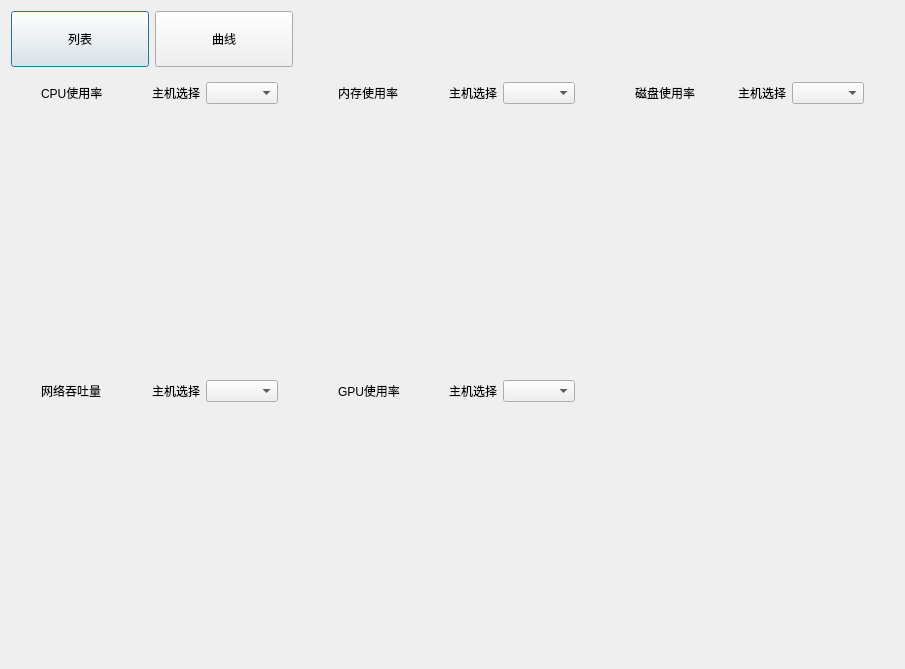
Old version of the form digitalIntegration/ResourceManageDialog.ui in the repository jiaqingguo/DI.
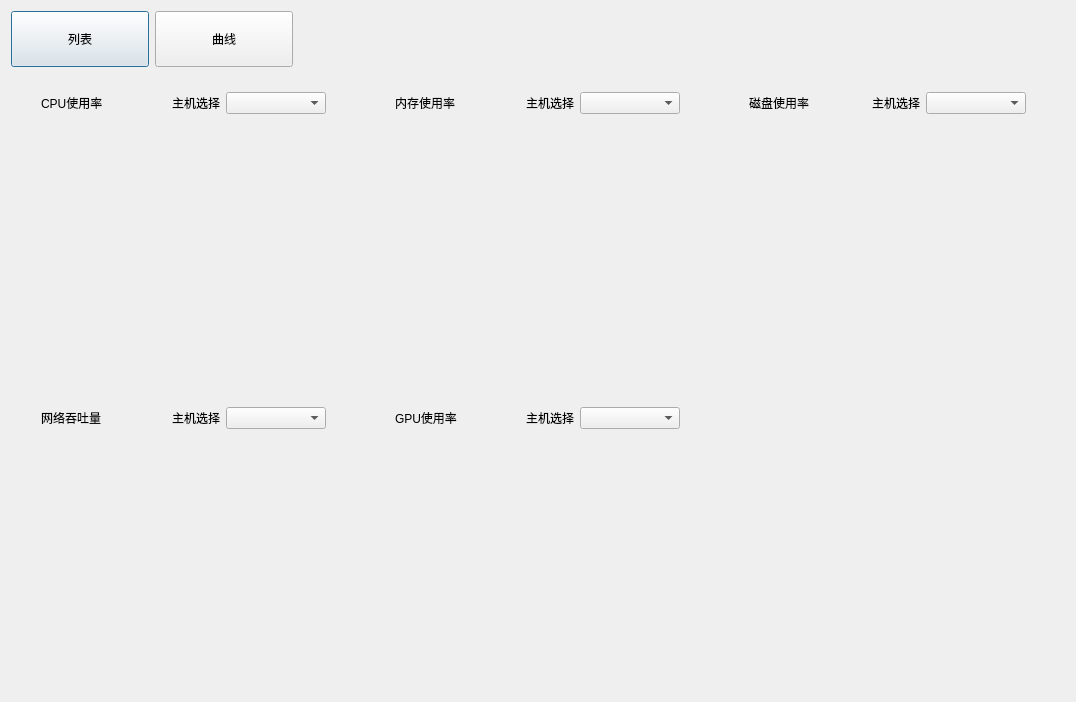
New version of the form.

Commit message: 资源管理ui调整

What changed in the file:
```diff
--- a/digitalIntegration/ResourceManageDialog.ui
+++ b/digitalIntegration/ResourceManageDialog.ui
@@ -6,8 +6,8 @@
    <rect>
     <x>0</x>
     <y>0</y>
-    <width>905</width>
-    <height>669</height>
+    <width>1076</width>
+    <height>702</height>
    </rect>
   </property>
   <property name="windowTitle">
@@ -173,12 +173,18 @@
              <property name="leftMargin">
               <number>30</number>
              </property>
+             <property name="topMargin">
+              <number>19</number>
+             </property>
              <property name="rightMargin">
-              <number>30</number>
+              <number>39</number>
              </property>
              <property name="bottomMargin">
               <number>40</number>
              </property>
+             <property name="verticalSpacing">
+              <number>10</number>
+             </property>
              <item row="0" column="0">
               <widget class="QLabel" name="label">
                <property name="text">
@@ -207,19 +213,32 @@
               </widget>
              </item>
              <item row="0" column="3">
-              <widget class="QComboBox" name="comboBox1"/>
+              <widget class="QComboBox" name="comboBox1">
+               <property name="sizePolicy">
+                <sizepolicy hsizetype="Expanding" vsizetype="Fixed">
+                 <horstretch>0</horstretch>
+                 <verstretch>0</verstretch>
+                </sizepolicy>
+               </property>
+               <property name="minimumSize">
+                <size>
+                 <width>100</width>
+                 <height>0</height>
+                </size>
+               </property>
+              </widget>
              </item>
              <item row="1" column="0" colspan="4">
               <widget class="QWidget" name="widgetCpu" native="true">
                <layout class="QGridLayout" name="gridLayout_11">
                 <property name="leftMargin">
-                 <number>13</number>
+                 <number>0</number>
                 </property>
                 <property name="topMargin">
-                 <number>35</number>
+                 <number>0</number>
                 </property>
                 <property name="rightMargin">
-                 <number>28</number>
+                 <number>0</number>
                 </property>
                 <property name="bottomMargin">
                  <number>0</number>
@@ -237,14 +256,17 @@
               <number>30</number>
              </property>
              <property name="topMargin">
-              <number>9</number>
+              <number>19</number>
              </property>
              <property name="rightMargin">
-              <number>30</number>
+              <number>39</number>
              </property>
              <property name="bottomMargin">
               <number>40</number>
              </property>
+             <property name="verticalSpacing">
+              <number>10</number>
+             </property>
              <item row="0" column="0">
               <widget class="QLabel" name="label_3">
                <property name="text">
@@ -273,19 +295,32 @@
               </widget>
              </item>
              <item row="0" column="3">
-              <widget class="QComboBox" name="comboBox2"/>
+              <widget class="QComboBox" name="comboBox2">
+               <property name="sizePolicy">
+                <sizepolicy hsizetype="Expanding" vsizetype="Fixed">
+                 <horstretch>0</horstretch>
+                 <verstretch>0</verstretch>
+                </sizepolicy>
+               </property>
+               <property name="minimumSize">
+                <size>
+                 <width>100</width>
+                 <height>0</height>
+                </size>
+               </property>
+              </widget>
              </item>
              <item row="1" column="0" colspan="4">
               <widget class="QWidget" name="widgetMemory" native="true">
                <layout class="QGridLayout" name="gridLayout_12">
                 <property name="leftMargin">
-                 <number>13</number>
+                 <number>0</number>
                 </property>
                 <property name="topMargin">
-                 <number>35</number>
+                 <number>0</number>
                 </property>
                 <property name="rightMargin">
-                 <number>28</number>
+                 <number>0</number>
                 </property>
                 <property name="bottomMargin">
                  <number>0</number>
@@ -302,12 +337,18 @@
              <property name="leftMargin">
               <number>30</number>
              </property>
+             <property name="topMargin">
+              <number>19</number>
+             </property>
              <property name="rightMargin">
-              <number>30</number>
+              <number>39</number>
              </property>
              <property name="bottomMargin">
               <number>40</number>
              </property>
+             <property name="verticalSpacing">
+              <number>10</number>
+             </property>
              <item row="0" column="0">
               <widget class="QLabel" name="label_5">
                <property name="text">
@@ -336,19 +377,32 @@
               </widget>
              </item>
              <item row="0" column="3">
-              <widget class="QComboBox" name="comboBox3"/>
+              <widget class="QComboBox" name="comboBox3">
+               <property name="sizePolicy">
+                <sizepolicy hsizetype="Expanding" vsizetype="Fixed">
+                 <horstretch>0</horstretch>
+                 <verstretch>0</verstretch>
+                </sizepolicy>
+               </property>
+               <property name="minimumSize">
+                <size>
+                 <width>100</width>
+                 <height>0</height>
+                </size>
+               </property>
+              </widget>
              </item>
              <item row="1" column="0" colspan="4">
               <widget class="QWidget" name="widgetDisk" native="true">
                <layout class="QGridLayout" name="gridLayout_13">
                 <property name="leftMargin">
-                 <number>13</number>
+                 <number>0</number>
                 </property>
                 <property name="topMargin">
-                 <number>35</number>
+                 <number>0</number>
                 </property>
                 <property name="rightMargin">
-                 <number>28</number>
+                 <number>0</number>
                 </property>
                 <property name="bottomMargin">
                  <number>0</number>
@@ -365,12 +419,18 @@
              <property name="leftMargin">
               <number>30</number>
              </property>
+             <property name="topMargin">
+              <number>19</number>
+             </property>
              <property name="rightMargin">
-              <number>30</number>
+              <number>39</number>
              </property>
              <property name="bottomMargin">
               <number>40</number>
              </property>
+             <property name="verticalSpacing">
+              <number>10</number>
+             </property>
              <item row="0" column="0">
               <widget class="QLabel" name="label_7">
                <property name="text">
@@ -399,19 +459,32 @@
               </widget>
              </item>
              <item row="0" column="3">
-              <widget class="QComboBox" name="comboBox4"/>
+              <widget class="QComboBox" name="comboBox4">
+               <property name="sizePolicy">
+                <sizepolicy hsizetype="Expanding" vsizetype="Fixed">
+                 <horstretch>0</horstretch>
+                 <verstretch>0</verstretch>
+                </sizepolicy>
+               </property>
+               <property name="minimumSize">
+                <size>
+                 <width>100</width>
+                 <height>0</height>
+                </size>
+               </property>
+              </widget>
              </item>
              <item row="1" column="0" colspan="4">
               <widget class="QWidget" name="widgetNet" native="true">
                <layout class="QGridLayout" name="gridLayout_14">
                 <property name="leftMargin">
-                 <number>13</number>
+                 <number>0</number>
                 </property>
                 <property name="topMargin">
-                 <number>35</number>
+                 <number>0</number>
                 </property>
                 <property name="rightMargin">
-                 <number>28</number>
+                 <number>0</number>
                 </property>
                 <property name="bottomMargin">
                  <number>0</number>
@@ -428,12 +501,18 @@
              <property name="leftMargin">
               <number>30</number>
              </property>
+             <property name="topMargin">
+              <number>19</number>
+             </property>
              <property name="rightMargin">
-              <number>30</number>
+              <number>39</number>
              </property>
              <property name="bottomMargin">
               <number>40</number>
              </property>
+             <property name="verticalSpacing">
+              <number>10</number>
+             </property>
              <item row="0" column="0">
               <widget class="QLabel" name="label_9">
                <property name="text">
@@ -462,19 +541,32 @@
               </widget>
              </item>
              <item row="0" column="3">
-              <widget class="QComboBox" name="comboBox5"/>
+              <widget class="QComboBox" name="comboBox5">
+               <property name="sizePolicy">
+                <sizepolicy hsizetype="Expanding" vsizetype="Fixed">
+                 <horstretch>0</horstretch>
+                 <verstretch>0</verstretch>
+                </sizepolicy>
+               </property>
+               <property name="minimumSize">
+                <size>
+                 <width>100</width>
+                 <height>0</height>
+                </size>
+               </property>
+              </widget>
              </item>
              <item row="1" column="0" colspan="4">
               <widget class="QWidget" name="widgetGpu" native="true">
                <layout class="QGridLayout" name="gridLayout_15">
                 <property name="leftMargin">
-                 <number>13</number>
+                 <number>0</number>
                 </property>
                 <property name="topMargin">
-                 <number>35</number>
+                 <number>0</number>
                 </property>
                 <property name="rightMargin">
-                 <number>28</number>
+                 <number>0</number>
                 </property>
                 <property name="bottomMargin">
                  <number>0</number>
```
The commit also changes 2 other files.
